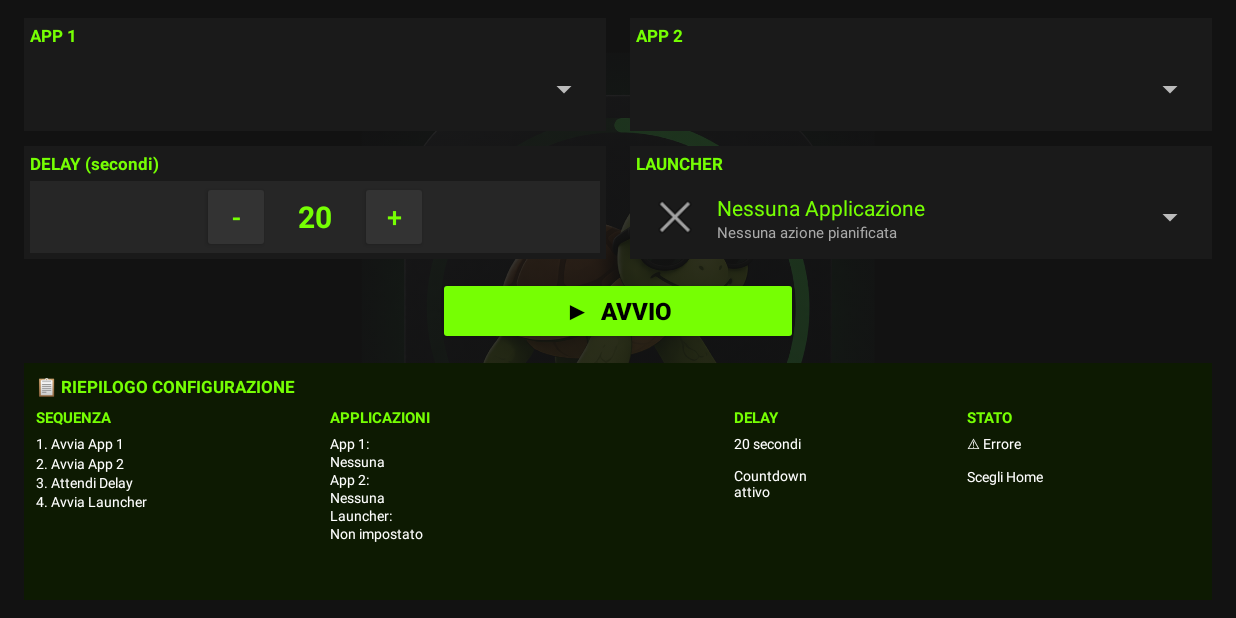
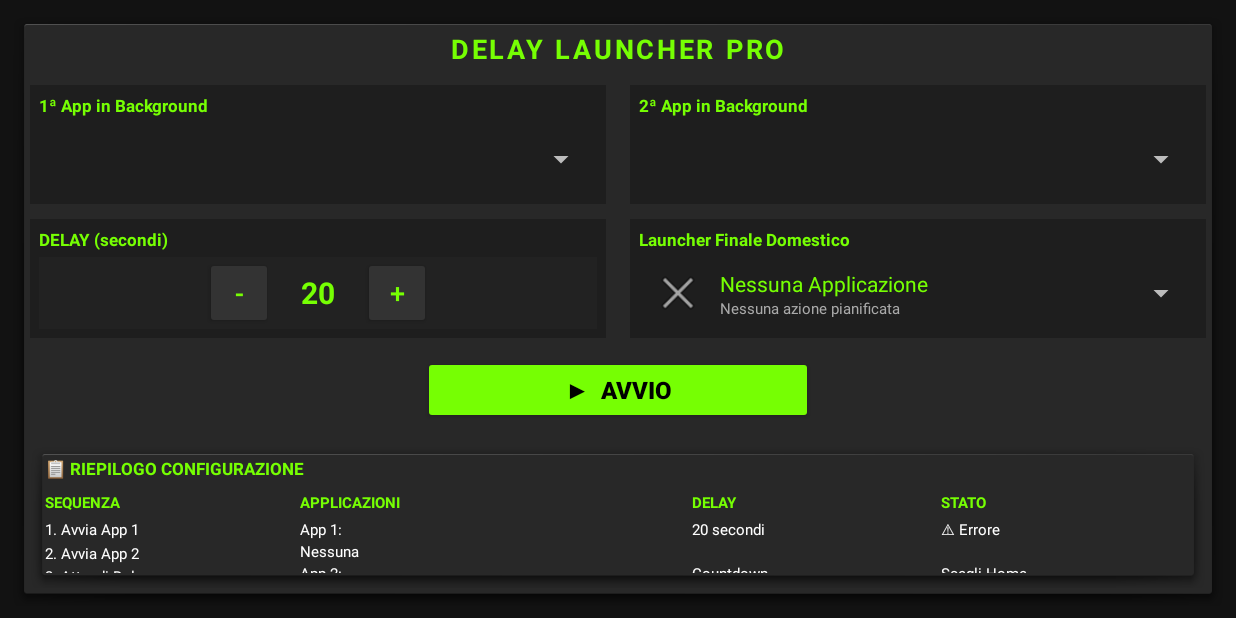
Before and after one commit to relief66/Delay_Launcher_Improve, an Android app: the screen it shows after launch (MainActivity), on a phone screen of 824 x 412 dp (held sideways). Run offline under Robolectric (Android 15) with nearby library versions, the light colour scheme and no system bars.

Commit message:
Refactor activity_main.xml for improved layout
Updated layout properties and text for better UI presentation.

```diff
--- a/app/src/main/res/layout/activity_main.xml
+++ b/app/src/main/res/layout/activity_main.xml
@@ -3,24 +3,35 @@
     xmlns:android="http://schemas.android.com/apk/res/android"
     android:layout_width="match_parent"
     android:layout_height="match_parent"
-    android:background="#121212">
+    android:background="#121212"
+    android:padding="8dp">
 
     <ImageView
-        android:layout_width="380dp"
-        android:layout_height="380dp"
+        android:layout_width="360dp"
+        android:layout_height="360dp"
         android:src="@mipmap/ic_launcher"
         android:layout_centerInParent="true"
-        android:alpha="0.15"
+        android:alpha="0.10"
         android:importantForAccessibility="no" />
 
     <LinearLayout
         android:layout_width="match_parent"
         android:layout_height="match_parent"
         android:orientation="vertical"
-        android:paddingLeft="16dp"
-        android:paddingRight="16dp"
-        android:paddingTop="12dp"
-        android:paddingBottom="12dp">
+        android:padding="12dp"
+        android:background="@android:drawable/dialog_holo_dark_frame">
+
+        <TextView
+            android:id="@+id/tv_titolo_app"
+            android:layout_width="wrap_content"
+            android:layout_height="wrap_content"
+            android:text="DELAY LAUNCHER PRO"
+            android:textColor="#76FF03"
+            android:textSize="18sp"
+            android:textStyle="bold"
+            android:layout_gravity="center_horizontal"
+            android:layout_marginBottom="12dp"
+            android:letterSpacing="0.1" />
 
         <LinearLayout
             android:layout_width="match_parent"
@@ -34,12 +45,12 @@
                 android:layout_weight="1"
                 android:orientation="vertical"
                 android:layout_marginEnd="8dp"
-                android:background="#1A1A1A"
-                android:padding="4dp">
+                android:background="#A61A1A1A"
+                android:padding="6dp">
                 <TextView
                     android:layout_width="wrap_content"
                     android:layout_height="wrap_content"
-                    android:text="APP 1"
+                    android:text="1ª App in Background"
                     android:textColor="#76FF03"
                     android:textSize="11sp"
                     android:textStyle="bold" />
@@ -47,7 +58,8 @@
                     android:id="@+id/spinner_app1"
                     android:layout_width="match_parent"
                     android:layout_height="48dp"
-                    android:layout_marginTop="4dp" />
+                    android:layout_marginTop="4dp"
+                    android:spinnerMode="dropdown" />
             </LinearLayout>
 
             <LinearLayout
@@ -56,12 +68,12 @@
                 android:layout_weight="1"
                 android:orientation="vertical"
                 android:layout_marginStart="8dp"
-                android:background="#1A1A1A"
-                android:padding="4dp">
+                android:background="#A61A1A1A"
+                android:padding="6dp">
                 <TextView
                     android:layout_width="wrap_content"
                     android:layout_height="wrap_content"
-                    android:text="APP 2"
+                    android:text="2ª App in Background"
                     android:textColor="#76FF03"
                     android:textSize="11sp"
                     android:textStyle="bold" />
@@ -69,7 +81,8 @@
                     android:id="@+id/spinner_app2"
                     android:layout_width="match_parent"
                     android:layout_height="48dp"
-                    android:layout_marginTop="4dp" />
+                    android:layout_marginTop="4dp"
+                    android:spinnerMode="dropdown" />
             </LinearLayout>
         </LinearLayout>
 
@@ -85,8 +98,8 @@
                 android:layout_weight="1"
                 android:orientation="vertical"
                 android:layout_marginEnd="8dp"
-                android:background="#1A1A1A"
-                android:padding="4dp">
+                android:background="#A61A1A1A"
+                android:padding="6dp">
                 <TextView
                     android:layout_width="wrap_content"
                     android:layout_height="wrap_content"
@@ -100,7 +113,7 @@
                     android:orientation="horizontal"
                     android:gravity="center"
                     android:layout_marginTop="4dp"
-                    android:background="#262626">
+                    android:background="#A6262626">
                     <Button
                         android:id="@+id/btn_minus"
                         android:layout_width="45dp"
@@ -137,12 +150,12 @@
                 android:layout_weight="1"
                 android:orientation="vertical"
                 android:layout_marginStart="8dp"
-                android:background="#1A1A1A"
-                android:padding="4dp">
+                android:background="#A61A1A1A"
+                android:padding="6dp">
                 <TextView
                     android:layout_width="wrap_content"
                     android:layout_height="wrap_content"
-                    android:text="LAUNCHER"
+                    android:text="Launcher Finale Domestico"
                     android:textColor="#76FF03"
                     android:textSize="11sp"
                     android:textStyle="bold" />
@@ -150,13 +163,14 @@
                     android:id="@+id/spinner_launcher"
                     android:layout_width="match_parent"
                     android:layout_height="48dp"
-                    android:layout_marginTop="4dp" />
+                    android:layout_marginTop="4dp"
+                    android:spinnerMode="dropdown" />
             </LinearLayout>
         </LinearLayout>
 
         <Button
             android:id="@+id/btn_avvio"
-            android:layout_width="240dp"
+            android:layout_width="260dp"
             android:layout_height="45dp"
             android:layout_gravity="center_horizontal"
             android:text="▶  AVVIO"
@@ -170,8 +184,8 @@
             android:layout_width="match_parent"
             android:layout_height="match_parent"
             android:orientation="vertical"
-            android:background="#0D1A02"
-            android:padding="8dp">
+            android:background="@android:drawable/dialog_holo_dark_frame"
+            android:padding="10dp">
 
             <TextView
                 android:layout_width="wrap_content"
@@ -180,7 +194,7 @@
                 android:textColor="#76FF03"
                 android:textSize="11sp"
                 android:textStyle="bold"
-                android:layout_marginBottom="6dp" />
+                android:layout_marginBottom="8dp" />
 
             <LinearLayout
                 android:layout_width="match_parent"
@@ -206,17 +220,17 @@
                         android:layout_height="wrap_content"
                         android:text="1. Avvia App 1\n2. Avvia App 2\n3. Attendi Delay\n4. Avvia Launcher"
                         android:textColor="#FFFFFF"
-                        android:textSize="9sp"
-                        android:lineSpacingMultiplier="1.2" />
+                        android:textSize="10sp"
+                        android:lineSpacingMultiplier="1.3" />
                 </LinearLayout>
 
                 <LinearLayout
                     android:layout_width="0dp"
                     android:layout_height="match_parent"
-                    android:layout_weight="1.4"
+                    android:layout_weight="1.6"
                     android:orientation="vertical"
-                    android:paddingLeft="2dp"
-                    android:paddingRight="2dp">
+                    android:paddingLeft="4dp"
+                    android:paddingRight="4dp">
                     <TextView
                         android:layout_width="wrap_content"
                         android:layout_height="wrap_content"
@@ -231,14 +245,14 @@
                         android:layout_height="wrap_content"
                         android:text="App 1:\n-\nApp 2:\n-\nLauncher:\n-"
                         android:textColor="#FFFFFF"
-                        android:textSize="9sp"
-                        android:lineSpacingMultiplier="1.1" />
+                        android:textSize="10sp"
+                        android:lineSpacingMultiplier="1.2" />
                 </LinearLayout>
 
                 <LinearLayout
                     android:layout_width="0dp"
                     android:layout_height="match_parent"
-                    android:layout_weight="0.8"
+                    android:layout_weight="1"
                     android:orientation="vertical">
                     <TextView
                         android:layout_width="wrap_content"
@@ -252,15 +266,16 @@
                         android:id="@+id/tv_col_delay"
                         android:layout_width="match_parent"
                         android:layout_height="wrap_content"
-                        android:text="20 secondi\n\nCountdown attivo"
+                        android:text="20 secondi\n\nCountdown pronto"
                         android:textColor="#FFFFFF"
-                        android:textSize="9sp" />
+                        android:textSize="10sp"
+                        android:lineSpacingMultiplier="1.2" />
                 </LinearLayout>
 
                 <LinearLayout
                     android:layout_width="0dp"
                     android:layout_height="match_parent"
-                    android:layout_weight="0.8"
+                    android:layout_weight="1"
                     android:orientation="vertical">
                     <TextView
                         android:layout_width="wrap_content"
@@ -276,7 +291,8 @@
                         android:layout_height="wrap_content"
                         android:text="✓ Pronto"
                         android:textColor="#FFFFFF"
-                        android:textSize="9sp" />
+                        android:textSize="10sp"
+                        android:lineSpacingMultiplier="1.2" />
                 </LinearLayout>
             </LinearLayout>
         </LinearLayout>
```
